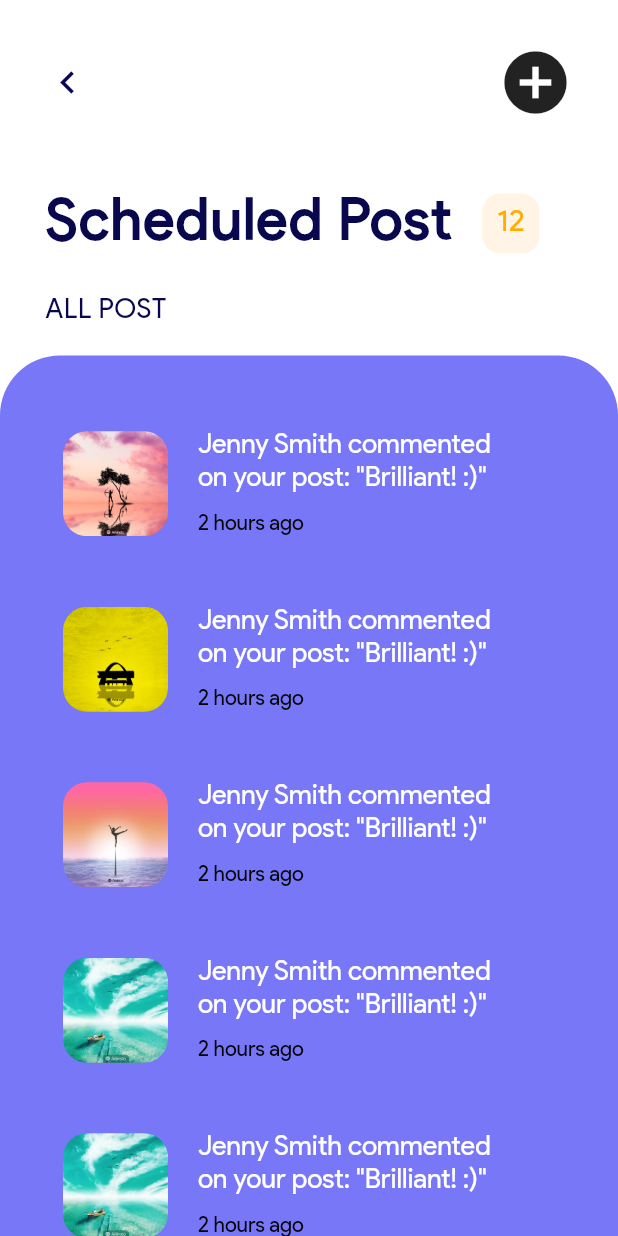
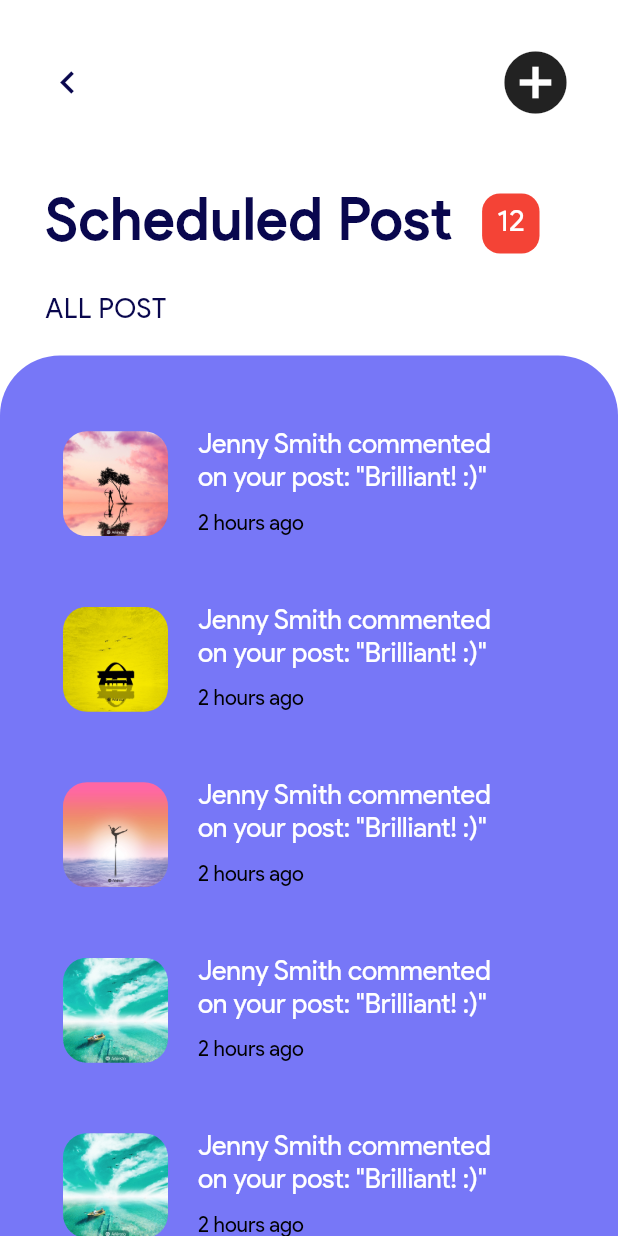
Before and after one commit to kavinkumar999/Fuseify, a Flutter app: the Notifications screen opened directly, on a phone screen of 412 x 824 dp. Run offline on Flutter 3.47's test engine with Material 2 defaults, Android fonts, the phone set to English and light mode, and no system bars; missing offline and left inert: dart:ffi.

Commit message:
feat[scheduledpost]:  improve badge

```diff
--- a/lib/utils/common.dart
+++ b/lib/utils/common.dart
@@ -10,13 +10,13 @@ Widget badge(int count) {
   return Container(
     padding: EdgeInsets.fromLTRB(10, 8, 10, 8),
     decoration: BoxDecoration(
-      color: Colors.orange.withOpacity(0.1),
+      color: Colors.red,
       borderRadius: BorderRadius.circular(12),
     ),
     child: Text(
       count.toString(),
       style: TextStyle(
-        color: UIColors.yellowOrange,
+        color:Colors.white,
         fontSize: 20,
       ),
     ),
--- a/lib/views/scheduledpost.dart
+++ b/lib/views/scheduledpost.dart
@@ -24,7 +24,12 @@ class _NotificationsState extends State<Notifications> {
   ];
 
   Widget item({String image}) {
-    return Row(
+    return GestureDetector(
+      onTap: () {
+        print(image);
+      },
+          child: Container(
+        child: Row(
           children: <Widget>[
             ClipRRect(
               borderRadius: BorderRadius.circular(16),
@@ -46,6 +51,8 @@ class _NotificationsState extends State<Notifications> {
             ),
             SizedBox(width: 40),
           ],
+        ),
+      ),
     );
   }
 
```
Lines whose indentation alone changed are shown as unchanged.
